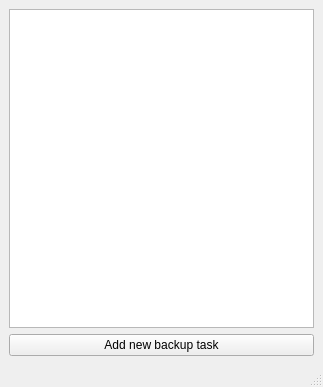
The window that mainwindow.ui (Marchell0o0/Backie) describes before a commit, drawn with Qt 5.
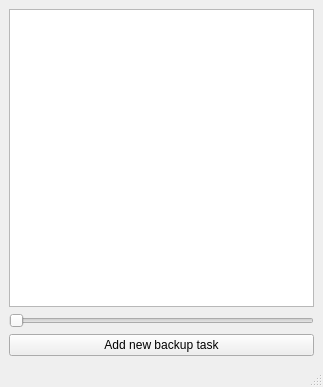
The same window after the commit.

```diff
--- a/mainwindow.ui
+++ b/mainwindow.ui
@@ -19,7 +19,14 @@
      <widget class="QListWidget" name="listWidget"/>
     </item>
     <item>
-     <widget class="QPushButton" name="pushButton">
+     <widget class="QSlider" name="horizontalSlider">
+      <property name="orientation">
+       <enum>Qt::Horizontal</enum>
+      </property>
+     </widget>
+    </item>
+    <item>
+     <widget class="QPushButton" name="Sendnudes">
       <property name="cursor">
        <cursorShape>PointingHandCursor</cursorShape>
       </property>
```
Left out of the diff: 2 changed lines with no effect on the pictures.
